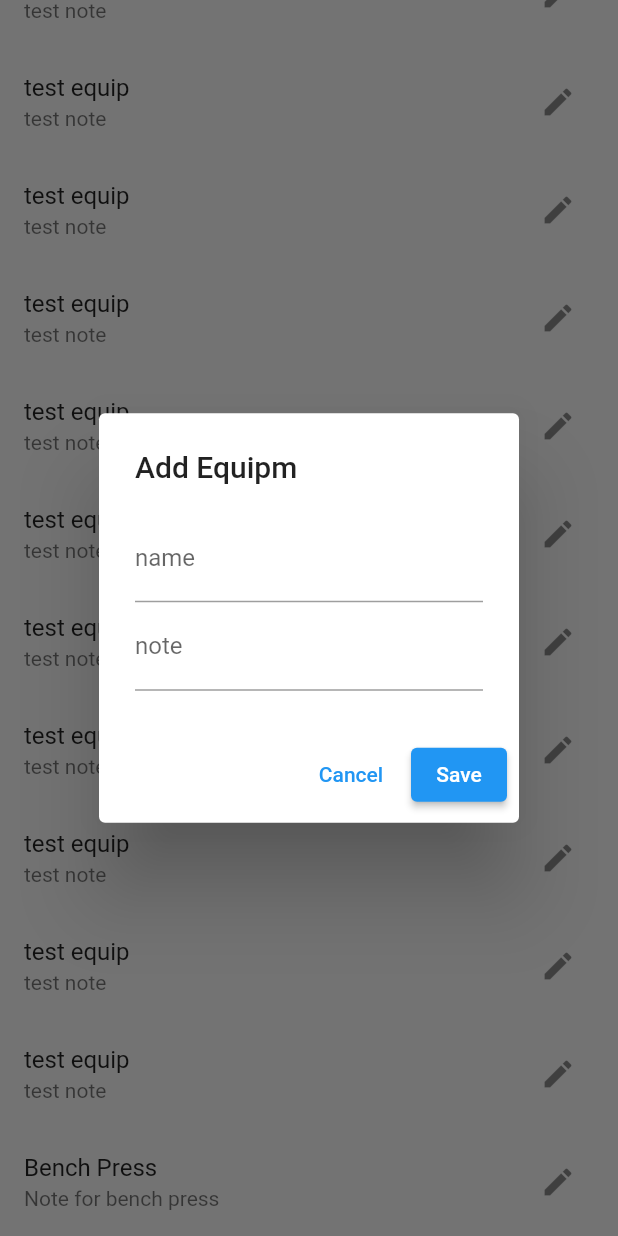
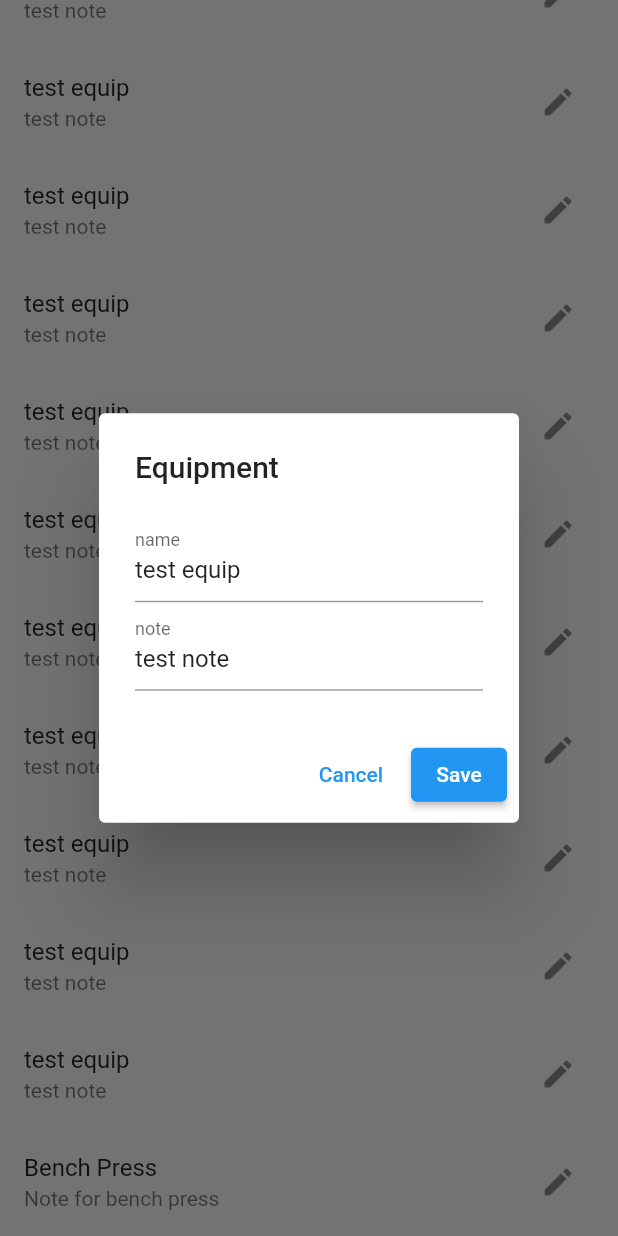
Before and after one commit to JDWorkoutApp/jd_workout_flutter, a Flutter app: the EquipList screen opened directly, scrolled down 328 dp, after a tap on the "edit" icon, on a phone screen of 412 x 824 dp. Run offline on Flutter 3.47's test engine with Material 2 defaults, Android fonts, the phone set to English and light mode, and no system bars; our stand-ins replace flutter_dotenv, fluttertoast, shared_preferences; accounts and stored records are empty.

Commit message:
Equip default value

```diff
--- a/lib/dialog/equip_form.dart
+++ b/lib/dialog/equip_form.dart
@@ -1,8 +1,10 @@
 import 'package:flutter/material.dart';
-import 'package:workout_app/api/equip_api.dart';
-import 'package:workout_app/utils/toast_helper.dart';
 
 class EquipDialog extends StatefulWidget {
+  var name;
+  var note;
+
+  EquipDialog({this.name = '', this.note = ''});
   @override
   _EquipDialogState createState() => _EquipDialogState();
 }
@@ -10,6 +12,13 @@ class EquipDialog extends StatefulWidget {
 class _EquipDialogState extends State<EquipDialog> {
   final _nameController = TextEditingController();
   final _noteController = TextEditingController();
+
+  @override
+  void initState() {
+    super.initState();
+    _nameController.text = widget.name;
+    _noteController.text = widget.note;
+  }
 
   @override
   void dispose() {
@@ -21,7 +30,7 @@ class _EquipDialogState extends State<EquipDialog> {
   @override
   Widget build(BuildContext context) {
     return AlertDialog(
-      title: Text("Add Equipm"),
+      title: Text("Equipment"),
       content: Column(
         mainAxisSize: MainAxisSize.min,
         children: [
--- a/lib/list/equip_list.dart
+++ b/lib/list/equip_list.dart
@@ -133,7 +133,7 @@ class _EquipListState extends State<EquipList> {
                     showDialog(
                       context: context,
                       builder: (BuildContext context) {
-                        return EquipDialog();
+                        return EquipDialog(name: item.name, note: item.note);
                       },
                     ).then((result) {
                       if (result != false) {
```
